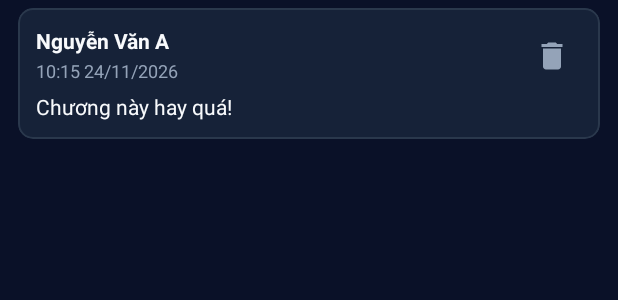
After one commit to Huy99-gif/NT118-App-Doc-Truyen-, an Android app: the layout item_comment.xml on its own in the app's theme, with its tools: preview values and no code run, on a phone screen of 412 x 824 dp. The commit adds this screen. Shown: the top 300 px of the screen. Run offline under Robolectric (Android 15) with nearby library versions, the phone set to English and light mode, and no system bars.

Commit message:
feat(android): bottom sheet bình luận theo chương trong màn đọc

```diff
--- /dev/null
+++ b/android_app/app/src/main/res/layout/item_comment.xml
@@ -0,0 +1,73 @@
+<?xml version="1.0" encoding="utf-8"?>
+<com.google.android.material.card.MaterialCardView xmlns:android="http://schemas.android.com/apk/res/android"
+    xmlns:app="http://schemas.android.com/apk/res-auto"
+    xmlns:tools="http://schemas.android.com/tools"
+    android:layout_width="match_parent"
+    android:layout_height="wrap_content"
+    android:layout_marginHorizontal="12dp"
+    android:layout_marginVertical="5dp"
+    app:cardBackgroundColor="@color/surface"
+    app:cardCornerRadius="10dp"
+    app:cardElevation="0dp"
+    app:strokeColor="@color/divider"
+    app:strokeWidth="1dp">
+
+    <androidx.constraintlayout.widget.ConstraintLayout
+        android:layout_width="match_parent"
+        android:layout_height="wrap_content"
+        android:padding="12dp">
+
+        <TextView
+            android:id="@+id/tvCommentAuthor"
+            android:layout_width="0dp"
+            android:layout_height="wrap_content"
+            android:ellipsize="end"
+            android:maxLines="1"
+            android:textColor="@color/text_primary"
+            android:textSize="14sp"
+            android:textStyle="bold"
+            app:layout_constraintEnd_toStartOf="@id/btnDeleteComment"
+            app:layout_constraintStart_toStartOf="parent"
+            app:layout_constraintTop_toTopOf="parent"
+            tools:text="Nguyễn Văn A" />
+
+        <TextView
+            android:id="@+id/tvCommentTime"
+            android:layout_width="0dp"
+            android:layout_height="wrap_content"
+            android:layout_marginTop="2dp"
+            android:textColor="@color/text_secondary"
+            android:textSize="12sp"
+            app:layout_constraintEnd_toStartOf="@id/btnDeleteComment"
+            app:layout_constraintStart_toStartOf="@id/tvCommentAuthor"
+            app:layout_constraintTop_toBottomOf="@id/tvCommentAuthor"
+            tools:text="10:15 24/11/2026" />
+
+        <TextView
+            android:id="@+id/tvCommentContent"
+            android:layout_width="0dp"
+            android:layout_height="wrap_content"
+            android:layout_marginTop="6dp"
+            android:textColor="@color/text_primary"
+            android:textSize="14sp"
+            app:layout_constraintBottom_toBottomOf="parent"
+            app:layout_constraintEnd_toEndOf="parent"
+            app:layout_constraintStart_toStartOf="@id/tvCommentAuthor"
+            app:layout_constraintTop_toBottomOf="@id/tvCommentTime"
+            tools:text="Chương này hay quá!" />
+
+        <ImageButton
+            android:id="@+id/btnDeleteComment"
+            android:layout_width="40dp"
+            android:layout_height="40dp"
+            android:background="?attr/selectableItemBackgroundBorderless"
+            android:contentDescription="Xoá bình luận"
+            android:src="@drawable/ic_delete"
+            android:visibility="gone"
+            app:layout_constraintEnd_toEndOf="parent"
+            app:layout_constraintTop_toTopOf="parent"
+            app:tint="@color/text_secondary"
+            tools:visibility="visible" />
+
+    </androidx.constraintlayout.widget.ConstraintLayout>
+</com.google.android.material.card.MaterialCardView>
```
Also changed, not shown: android_app/app/src/main/java/com/example/android_app/CommentsBottomSheet.java (added, +251 -0 lines), android_app/app/src/main/java/com/example/android_app/ReaderActivity.java (+11 -0 lines), android_app/app/src/main/java/com/example/android_app/adapter/CommentAdapter.java (added, +116 -0 lines), android_app/app/src/main/res/drawable/ic_comment.xml (added, +9 -0 lines), android_app/app/src/main/res/layout/activity_reader.xml (+12 -0 lines), android_app/app/src/main/res/layout/bottom_sheet_comments.xml (added, +97 -0 lines).
